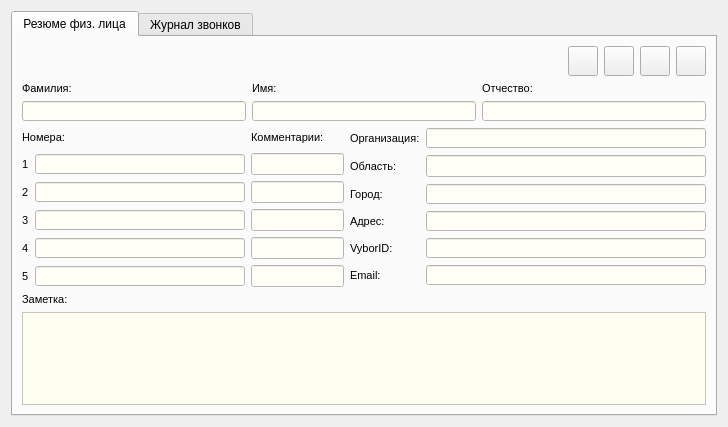
The window that src/ViewContactDialog.ui (okostynchuk/Outcall) describes before a commit, drawn with Qt 5.
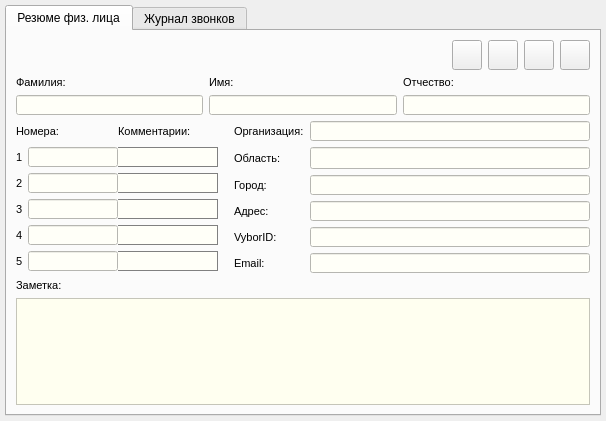
The same window after the commit. Icons and pictures are not drawn.

Commit message: GUI fixes + windowses with phone comments fixed

The edit to the form file:
```diff
--- a/src/ViewContactDialog.ui
+++ b/src/ViewContactDialog.ui
@@ -6,8 +6,8 @@
    <rect>
     <x>0</x>
     <y>0</y>
-    <width>728</width>
-    <height>427</height>
+    <width>606</width>
+    <height>421</height>
    </rect>
   </property>
   <property name="minimumSize">
@@ -33,6 +33,18 @@
    <string notr="true"/>
   </property>
   <layout class="QGridLayout" name="gridLayout_8">
+   <property name="leftMargin">
+    <number>5</number>
+   </property>
+   <property name="topMargin">
+    <number>5</number>
+   </property>
+   <property name="rightMargin">
+    <number>5</number>
+   </property>
+   <property name="bottomMargin">
+    <number>5</number>
+   </property>
    <item row="0" column="0">
     <widget class="QTabWidget" name="tabWidget_2">
      <property name="currentIndex">
@@ -42,7 +54,7 @@
       <attribute name="title">
        <string>Резюме физ. лица</string>
       </attribute>
-      <layout class="QGridLayout" name="gridLayout_13">
+      <layout class="QGridLayout" name="gridLayout_14">
        <item row="0" column="0">
         <layout class="QGridLayout" name="gridLayout_5">
          <item row="0" column="0">
@@ -344,330 +356,7 @@
         </layout>
        </item>
        <item row="1" column="0">
-        <layout class="QGridLayout" name="gridLayout_12">
-         <item row="0" column="0">
-          <layout class="QGridLayout" name="gridLayout_11">
-           <item row="0" column="0" colspan="2">
-            <widget class="QLabel" name="label_5">
-             <property name="minimumSize">
-              <size>
-               <width>0</width>
-               <height>20</height>
-              </size>
-             </property>
-             <property name="font">
-              <font>
-               <pointsize>8</pointsize>
-              </font>
-             </property>
-             <property name="text">
-              <string>Номера:</string>
-             </property>
-            </widget>
-           </item>
-           <item row="0" column="2">
-            <widget class="QLabel" name="label_16">
-             <property name="minimumSize">
-              <size>
-               <width>0</width>
-               <height>20</height>
-              </size>
-             </property>
-             <property name="font">
-              <font>
-               <pointsize>8</pointsize>
-              </font>
-             </property>
-             <property name="text">
-              <string>Комментарии:</string>
-             </property>
-            </widget>
-           </item>
-           <item row="1" column="0">
-            <widget class="QLabel" name="label_6">
-             <property name="font">
-              <font>
-               <pointsize>8</pointsize>
-              </font>
-             </property>
-             <property name="text">
-              <string>1</string>
-             </property>
-            </widget>
-           </item>
-           <item row="1" column="1">
-            <widget class="QLineEdit" name="firstNumber">
-             <property name="minimumSize">
-              <size>
-               <width>210</width>
-               <height>20</height>
-              </size>
-             </property>
-             <property name="maximumSize">
-              <size>
-               <width>16777215</width>
-               <height>20</height>
-              </size>
-             </property>
-             <property name="styleSheet">
-              <string notr="true">*{
-background-color: #fffff8;
-}</string>
-             </property>
-             <property name="readOnly">
-              <bool>true</bool>
-             </property>
-            </widget>
-           </item>
-           <item row="1" column="2">
-            <widget class="QLineEdit" name="firstNumberComment">
-             <property name="minimumSize">
-              <size>
-               <width>90</width>
-               <height>0</height>
-              </size>
-             </property>
-             <property name="styleSheet">
-              <string notr="true">*{
-background-color: #fffff8;
-}</string>
-             </property>
-             <property name="readOnly">
-              <bool>true</bool>
-             </property>
-            </widget>
-           </item>
-           <item row="2" column="0">
-            <widget class="QLabel" name="label_7">
-             <property name="font">
-              <font>
-               <pointsize>8</pointsize>
-              </font>
-             </property>
-             <property name="text">
-              <string>2</string>
-             </property>
-            </widget>
-           </item>
-           <item row="2" column="1">
-            <widget class="QLineEdit" name="secondNumber">
-             <property name="minimumSize">
-              <size>
-               <width>210</width>
-               <height>20</height>
-              </size>
-             </property>
-             <property name="maximumSize">
-              <size>
-               <width>16777215</width>
-               <height>20</height>
-              </size>
-             </property>
-             <property name="styleSheet">
-              <string notr="true">*{
-background-color: #fffff8;
-}</string>
-             </property>
-             <property name="readOnly">
-              <bool>true</bool>
-             </property>
-            </widget>
-           </item>
-           <item row="2" column="2">
-            <widget class="QLineEdit" name="secondNumberComment">
-             <property name="minimumSize">
-              <size>
-               <width>90</width>
-               <height>0</height>
-              </size>
-             </property>
-             <property name="styleSheet">
-              <string notr="true">*{
-background-color: #fffff8;
-}</string>
-             </property>
-             <property name="readOnly">
-              <bool>true</bool>
-             </property>
-            </widget>
-           </item>
-           <item row="3" column="0">
-            <widget class="QLabel" name="label_8">
-             <property name="font">
-              <font>
-               <pointsize>8</pointsize>
-              </font>
-             </property>
-             <property name="text">
-              <string>3</string>
-             </property>
-            </widget>
-           </item>
-           <item row="3" column="1">
-            <widget class="QLineEdit" name="thirdNumber">
-             <property name="minimumSize">
-              <size>
-               <width>210</width>
-               <height>20</height>
-              </size>
-             </property>
-             <property name="maximumSize">
-              <size>
-               <width>16777215</width>
-               <height>20</height>
-              </size>
-             </property>
-             <property name="styleSheet">
-              <string notr="true">*{
-background-color: #fffff8;
-}</string>
-             </property>
-             <property name="readOnly">
-              <bool>true</bool>
-             </property>
-            </widget>
-           </item>
-           <item row="3" column="2">
-            <widget class="QLineEdit" name="thirdNumberComment">
-             <property name="minimumSize">
-              <size>
-               <width>90</width>
-               <height>0</height>
-              </size>
-             </property>
-             <property name="styleSheet">
-              <string notr="true">*{
-background-color: #fffff8;
-}</string>
-             </property>
-             <property name="readOnly">
-              <bool>true</bool>
-             </property>
-            </widget>
-           </item>
-           <item row="4" column="0">
-            <widget class="QLabel" name="label_18">
-             <property name="font">
-              <font>
-               <pointsize>8</pointsize>
-              </font>
-             </property>
-             <property name="text">
-              <string>4</string>
-             </property>
-            </widget>
-           </item>
-           <item row="4" column="1">
-            <widget class="QLineEdit" name="fourthNumber">
-             <property name="minimumSize">
-              <size>
-               <width>210</width>
-               <height>20</height>
-              </size>
-             </property>
-             <property name="maximumSize">
-              <size>
-               <width>16777215</width>
-               <height>20</height>
-              </size>
-             </property>
-             <property name="styleSheet">
-              <string notr="true">*{
-background-color: #fffff8;
-}</string>
-             </property>
-             <property name="readOnly">
-              <bool>true</bool>
-             </property>
-            </widget>
-           </item>
-           <item row="4" column="2">
-            <widget class="QLineEdit" name="fourthNumberComment">
-             <property name="minimumSize">
-              <size>
-               <width>90</width>
-               <height>0</height>
-              </size>
-             </property>
-             <property name="styleSheet">
-              <string notr="true">*{
-background-color: #fffff8;
-}</string>
-             </property>
-             <property name="readOnly">
-              <bool>true</bool>
-             </property>
-            </widget>
-           </item>
-           <item row="5" column="0">
-            <widget class="QLabel" name="label_19">
-             <property name="font">
-              <font>
-               <pointsize>8</pointsize>
-              </font>
-             </property>
-             <property name="text">
-              <string>5</string>
-             </property>
-            </widget>
-           </item>
-           <item row="5" column="1">
-            <widget class="QLineEdit" name="fifthNumber">
-             <property name="minimumSize">
-              <size>
-               <width>210</width>
-               <height>20</height>
-              </size>
-             </property>
-             <property name="maximumSize">
-              <size>
-               <width>16777215</width>
-               <height>20</height>
-              </size>
-             </property>
-             <property name="styleSheet">
-              <string notr="true">*{
-background-color: #fffff8;
-}</string>
-             </property>
-             <property name="readOnly">
-              <bool>true</bool>
-             </property>
-            </widget>
-           </item>
-           <item row="5" column="2">
-            <widget class="QLineEdit" name="fifthNumberComment">
-             <property name="minimumSize">
-              <size>
-               <width>90</width>
-               <height>0</height>
-              </size>
-             </property>
-             <property name="styleSheet">
-              <string notr="true">*{
-background-color: #fffff8;
-}</string>
-             </property>
-             <property name="readOnly">
-              <bool>true</bool>
-             </property>
-            </widget>
-           </item>
-           <item row="6" column="0" colspan="2">
-            <spacer name="verticalSpacer">
-             <property name="orientation">
-              <enum>Qt::Vertical</enum>
-             </property>
-             <property name="sizeHint" stdset="0">
-              <size>
-               <width>20</width>
-               <height>40</height>
-              </size>
-             </property>
-            </spacer>
-           </item>
-          </layout>
-         </item>
+        <layout class="QGridLayout" name="gridLayout_13">
          <item row="0" column="1">
           <layout class="QGridLayout" name="gridLayout">
            <item row="2" column="1">
@@ -720,6 +409,12 @@
            </item>
            <item row="0" column="0">
             <widget class="QLabel" name="label">
+             <property name="minimumSize">
+              <size>
+               <width>0</width>
+               <height>20</height>
+              </size>
+             </property>
              <property name="font">
               <font>
                <pointsize>8</pointsize>
@@ -882,6 +577,452 @@
            </item>
           </layout>
          </item>
+         <item row="0" column="0">
+          <layout class="QGridLayout" name="gridLayout_12">
+           <item row="0" column="0">
+            <layout class="QGridLayout" name="gridLayout_11" columnminimumwidth="12,0,0,0,0">
+             <property name="horizontalSpacing">
+              <number>0</number>
+             </property>
+             <item row="3" column="3">
+              <widget class="QLineEdit" name="thirdNumberComment">
+               <property name="minimumSize">
+                <size>
+                 <width>100</width>
+                 <height>20</height>
+                </size>
+               </property>
+               <property name="maximumSize">
+                <size>
+                 <width>16777215</width>
+                 <height>16777215</height>
+                </size>
+               </property>
+               <property name="styleSheet">
+                <string notr="true">*{
+border: 1px solid gray;
+background-color: #fffff8;
+border-left: none;
+}</string>
+               </property>
+               <property name="readOnly">
+                <bool>true</bool>
+               </property>
+              </widget>
+             </item>
+             <item row="2" column="0">
+              <widget class="QLabel" name="label_7">
+               <property name="minimumSize">
+                <size>
+                 <width>0</width>
+                 <height>20</height>
+                </size>
+               </property>
+               <property name="maximumSize">
+                <size>
+                 <width>16777215</width>
+                 <height>16777215</height>
+                </size>
+               </property>
+               <property name="font">
+                <font>
+                 <pointsize>8</pointsize>
+                </font>
+               </property>
+               <property name="text">
+                <string>2</string>
+               </property>
+              </widget>
+             </item>
+             <item row="2" column="1" colspan="2">
+              <widget class="QLineEdit" name="secondNumber">
+               <property name="minimumSize">
+                <size>
+                 <width>90</width>
+                 <height>20</height>
+                </size>
+               </property>
+               <property name="maximumSize">
+                <size>
+                 <width>90</width>
+                 <height>20</height>
+                </size>
+               </property>
+               <property name="styleSheet">
+                <string notr="true">*{
+background-color: #fffff8;
+}</string>
+               </property>
+               <property name="readOnly">
+                <bool>true</bool>
+               </property>
+              </widget>
+             </item>
+             <item row="4" column="0">
+              <widget class="QLabel" name="label_18">
+               <property name="minimumSize">
+                <size>
+                 <width>0</width>
+                 <height>20</height>
+                </size>
+               </property>
+               <property name="maximumSize">
+                <size>
+                 <width>16777215</width>
+                 <height>16777215</height>
+                </size>
+               </property>
+               <property name="font">
+                <font>
+                 <pointsize>8</pointsize>
+                </font>
+               </property>
+               <property name="text">
+                <string>4</string>
+               </property>
+              </widget>
+             </item>
+             <item row="0" column="0" colspan="3">
+              <widget class="QLabel" name="label_5">
+               <property name="minimumSize">
+                <size>
+                 <width>0</width>
+                 <height>20</height>
+                </size>
+               </property>
+               <property name="font">
+                <font>
+                 <pointsize>8</pointsize>
+                </font>
+               </property>
+               <property name="text">
+                <string>Номера:</string>
+               </property>
+              </widget>
+             </item>
+             <item row="3" column="0">
+              <widget class="QLabel" name="label_8">
+               <property name="minimumSize">
+                <size>
+                 <width>0</width>
+                 <height>20</height>
+                </size>
+               </property>
+               <property name="maximumSize">
+                <size>
+                 <width>16777215</width>
+                 <height>16777215</height>
+                </size>
+               </property>
+               <property name="font">
+                <font>
+                 <pointsize>8</pointsize>
+                </font>
+               </property>
+               <property name="text">
+                <string>3</string>
+               </property>
+              </widget>
+             </item>
+             <item row="4" column="1" colspan="2">
+              <widget class="QLineEdit" name="fourthNumber">
+               <property name="minimumSize">
+                <size>
+                 <width>90</width>
+                 <height>20</height>
+                </size>
+               </property>
+               <property name="maximumSize">
+                <size>
+                 <width>90</width>
+                 <height>20</height>
+                </size>
+               </property>
+               <property name="styleSheet">
+                <string notr="true">*{
+background-color: #fffff8;
+}</string>
+               </property>
+               <property name="readOnly">
+                <bool>true</bool>
+               </property>
+              </widget>
+             </item>
+             <item row="4" column="3">
+              <widget class="QLineEdit" name="fourthNumberComment">
+               <property name="minimumSize">
+                <size>
+                 <width>100</width>
+                 <height>20</height>
+                </size>
+               </property>
+               <property name="maximumSize">
+                <size>
+                 <width>16777215</width>
+                 <height>16777215</height>
+                </size>
+               </property>
+               <property name="styleSheet">
+                <string notr="true">*{
+border: 1px solid gray;
+background-color: #fffff8;
+border-left: none;
+}</string>
+               </property>
+               <property name="readOnly">
+                <bool>true</bool>
+               </property>
+              </widget>
+             </item>
+             <item row="5" column="0">
+              <widget class="QLabel" name="label_19">
+               <property name="minimumSize">
+                <size>
+                 <width>0</width>
+                 <height>20</height>
+                </size>
+               </property>
+               <property name="maximumSize">
+                <size>
+                 <width>16777215</width>
+                 <height>16777215</height>
+                </size>
+               </property>
+               <property name="font">
+                <font>
+                 <pointsize>8</pointsize>
+                </font>
+               </property>
+               <property name="text">
+                <string>5</string>
+               </property>
+              </widget>
+             </item>
+             <item row="3" column="1" colspan="2">
+              <widget class="QLineEdit" name="thirdNumber">
+               <property name="minimumSize">
+                <size>
+                 <width>90</width>
+                 <height>20</height>
+                </size>
+               </property>
+               <property name="maximumSize">
+                <size>
+                 <width>90</width>
+                 <height>20</height>
+                </size>
+               </property>
+               <property name="styleSheet">
+                <string notr="true">*{
+background-color: #fffff8;
+}</string>
+               </property>
+               <property name="readOnly">
+                <bool>true</bool>
+               </property>
+              </widget>
+             </item>
+             <item row="0" column="3">
+              <widget class="QLabel" name="commentLabel">
+               <property name="minimumSize">
+                <size>
+                 <width>0</width>
+                 <height>20</height>
+                </size>
+               </property>
+               <property name="font">
+                <font>
+                 <pointsize>8</pointsize>
+                </font>
+               </property>
+               <property name="text">
+                <string>Комментарии:</string>
+               </property>
+              </widget>
+             </item>
+             <item row="5" column="1" colspan="2">
+              <widget class="QLineEdit" name="fifthNumber">
+               <property name="minimumSize">
+                <size>
+                 <width>90</width>
+                 <height>20</height>
+                </size>
+               </property>
+               <property name="maximumSize">
+                <size>
+                 <width>90</width>
+                 <height>20</height>
+                </size>
+               </property>
+               <property name="styleSheet">
+                <string notr="true">*{
+background-color: #fffff8;
+}</string>
+               </property>
+               <property name="readOnly">
+                <bool>true</bool>
+               </property>
+              </widget>
+             </item>
+             <item row="5" column="3">
+              <widget class="QLineEdit" name="fifthNumberComment">
+               <property name="minimumSize">
+                <size>
+                 <width>100</width>
+                 <height>20</height>
+                </size>
+               </property>
+               <property name="maximumSize">
+                <size>
+                 <width>16777215</width>
+                 <height>16777215</height>
+                </size>
+               </property>
+               <property name="styleSheet">
+                <string notr="true">*{
+border: 1px solid gray;
+background-color: #fffff8;
+border-left: none;
+}</string>
+               </property>
+               <property name="readOnly">
+                <bool>true</bool>
+               </property>
+              </widget>
+             </item>
+             <item row="1" column="3">
+              <widget class="QLineEdit" name="firstNumberComment">
+               <property name="minimumSize">
+                <size>
+                 <width>100</width>
+                 <height>20</height>
+                </size>
+               </property>
+               <property name="maximumSize">
+                <size>
+                 <width>16777215</width>
+                 <height>16777215</height>
+                </size>
+               </property>
+               <property name="styleSheet">
+                <string notr="true">* {
+border: 1px solid gray;
+background-color: #fffff8;
+border-left: none;
+}</string>
+               </property>
+               <property name="readOnly">
+                <bool>true</bool>
+               </property>
+              </widget>
+             </item>
+             <item row="2" column="3">
+              <widget class="QLineEdit" name="secondNumberComment">
+               <property name="minimumSize">
+                <size>
+                 <width>100</width>
+                 <height>20</height>
+                </size>
+               </property>
+               <property name="maximumSize">
+                <size>
+                 <width>16777215</width>
+                 <height>16777215</height>
+                </size>
+               </property>
+               <property name="styleSheet">
+                <string notr="true">*{
+border: 1px solid gray;
+background-color: #fffff8;
+border-left: none;
+}</string>
+               </property>
+               <property name="readOnly">
+                <bool>true</bool>
+               </property>
+              </widget>
+             </item>
+             <item row="1" column="0">
+              <widget class="QLabel" name="label_6">
+               <property name="minimumSize">
+                <size>
+                 <width>0</width>
+                 <height>20</height>
+                </size>
+               </property>
+               <property name="maximumSize">
+                <size>
+                 <width>16777215</width>
+                 <height>16777215</height>
+                </size>
+               </property>
+               <property name="font">
+                <font>
+                 <pointsize>8</pointsize>
+                </font>
+               </property>
+               <property name="text">
+                <string>1</string>
+               </property>
+              </widget>
+             </item>
+             <item row="1" column="1" colspan="2">
+              <widget class="QLineEdit" name="firstNumber">
+               <property name="minimumSize">
+                <size>
+                 <width>90</width>
+                 <height>20</height>
+                </size>
+               </property>
+               <property name="maximumSize">
+                <size>
+                 <width>90</width>
+                 <height>20</height>
+                </size>
+               </property>
+               <property name="styleSheet">
+                <string notr="true">*{
+background-color: #fffff8;
+}</string>
+               </property>
+               <property name="text">
+                <string/>
+               </property>
+               <property name="readOnly">
+                <bool>true</bool>
+               </property>
+              </widget>
+             </item>
+             <item row="0" column="4" rowspan="6">
+              <spacer name="horizontalSpacer_5">
+               <property name="orientation">
+                <enum>Qt::Horizontal</enum>
+               </property>
+               <property name="sizeHint" stdset="0">
+                <size>
+                 <width>40</width>
+                 <height>20</height>
+                </size>
+               </property>
+              </spacer>
+             </item>
+            </layout>
+           </item>
+           <item row="1" column="0">
+            <spacer name="verticalSpacer">
+             <property name="orientation">
+              <enum>Qt::Vertical</enum>
+             </property>
+             <property name="sizeHint" stdset="0">
+              <size>
+               <width>20</width>
+               <height>40</height>
+              </size>
+             </property>
+            </spacer>
+           </item>
+          </layout>
+         </item>
         </layout>
        </item>
        <item row="2" column="0">
```
The commit also changes 16 other files.
